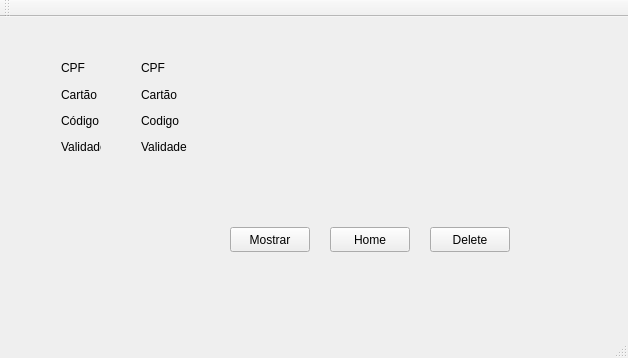
Old version of the form ui/viewUsuario.ui in the repository PedroAugustoRamalhoDuarte/Trabalho-TP1.
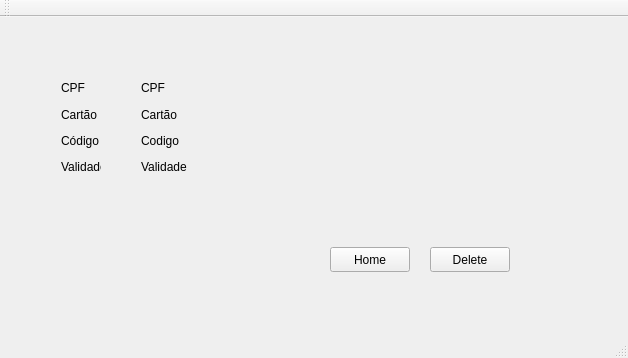
New version of the form. The open tabs and pages were chosen to show the change.

Commit message: Limpando o código Model Usuario e Autenticacao

What changed in the file:
```diff
--- a/ui/viewUsuario.ui
+++ b/ui/viewUsuario.ui
@@ -18,7 +18,7 @@
     <property name="geometry">
      <rect>
       <x>0</x>
-      <y>-20</y>
+      <y>0</y>
       <width>621</width>
       <height>311</height>
      </rect>
@@ -324,19 +324,6 @@
        <string>Delete</string>
       </property>
      </widget>
-     <widget class="QPushButton" name="btnMostrar">
-      <property name="geometry">
-       <rect>
-        <x>230</x>
-        <y>230</y>
-        <width>80</width>
-        <height>25</height>
-       </rect>
-      </property>
-      <property name="text">
-       <string>Mostrar</string>
-      </property>
-     </widget>
      <widget class="QWidget" name="layoutWidget">
       <property name="geometry">
        <rect>
@@ -433,6 +420,19 @@
        <string>Home</string>
       </property>
      </widget>
+     <widget class="QLabel" name="labelMsgPerfil">
+      <property name="geometry">
+       <rect>
+        <x>50</x>
+        <y>190</y>
+        <width>551</width>
+        <height>21</height>
+       </rect>
+      </property>
+      <property name="text">
+       <string/>
+      </property>
+     </widget>
     </widget>
    </widget>
   </widget>
```
Left out of the diff: 2 changed lines with no effect on the pictures. The commit also changes 11 other files.
